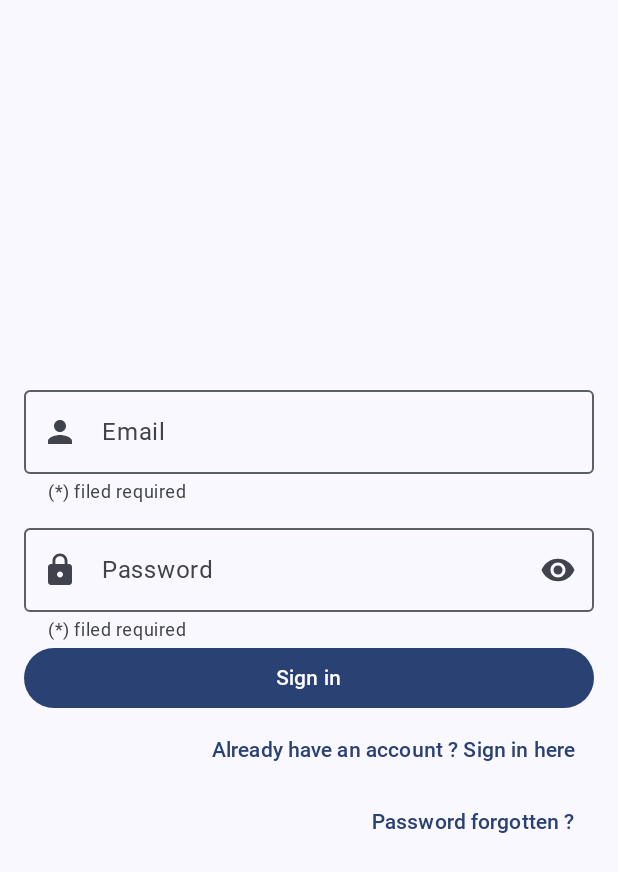
After one commit to MickaelBRENOIT/PokeCraftLab, an Android app built with Jetpack Compose: the composable SignInScreen shown on its own in the app's theme, on a phone screen of 412 x 824 dp. The commit adds this screen. Shown: the top 872 px of the screen. Run offline under Robolectric (Android 15) with nearby library versions, the phone set to English and light mode, and no system bars; our stand-ins replace Dagger/Hilt's generated code.

Commit message:
[+] Add SignIn Screen with no logic attached yet

```diff
--- a/app/build.gradle.kts
+++ b/app/build.gradle.kts
@@ -91,7 +91,11 @@ dependencies {
     // Navigation
     val navigationVersion = "2.5.3"
     implementation("androidx.navigation:navigation-compose:$navigationVersion")
+    implementation("androidx.hilt:hilt-navigation-compose:1.1.0")
     androidTestImplementation("androidx.navigation:navigation-testing:$navigationVersion")
+
+    // Compose (more icons)
+    implementation("androidx.compose.material:material-icons-extended")
 }
 
 // Allow references to generated code
--- /dev/null
+++ b/app/src/main/java/com/mickaelbrenoit/pokecraftlab/authentication/signin/ui/SignInScreen.kt
@@ -0,0 +1,143 @@
+package com.mickaelbrenoit.pokecraftlab.authentication.signin.ui
+
+import androidx.compose.foundation.layout.Arrangement
+import androidx.compose.foundation.layout.Column
+import androidx.compose.foundation.layout.Spacer
+import androidx.compose.foundation.layout.fillMaxSize
+import androidx.compose.foundation.layout.fillMaxWidth
+import androidx.compose.foundation.layout.height
+import androidx.compose.foundation.layout.padding
+import androidx.compose.material.icons.Icons
+import androidx.compose.material.icons.filled.Clear
+import androidx.compose.material.icons.filled.Lock
+import androidx.compose.material.icons.filled.Person
+import androidx.compose.material.icons.filled.Visibility
+import androidx.compose.material.icons.filled.VisibilityOff
+import androidx.compose.material3.Button
+import androidx.compose.material3.ExperimentalMaterial3Api
+import androidx.compose.material3.Icon
+import androidx.compose.material3.IconButton
+import androidx.compose.material3.OutlinedTextField
+import androidx.compose.material3.Text
+import androidx.compose.material3.TextButton
+import androidx.compose.runtime.Composable
+import androidx.compose.runtime.getValue
+import androidx.compose.runtime.mutableStateOf
+import androidx.compose.runtime.saveable.rememberSaveable
+import androidx.compose.runtime.setValue
+import androidx.compose.ui.Alignment
+import androidx.compose.ui.Modifier
+import androidx.compose.ui.res.stringResource
+import androidx.compose.ui.unit.dp
+import androidx.hilt.navigation.compose.hiltViewModel
+import androidx.navigation.NavController
+import com.mickaelbrenoit.pokecraftlab.R
+
+@OptIn(ExperimentalMaterial3Api::class)
+@Composable
+fun SignInScreen(
+    navController: NavController,
+    viewModel: SignInViewModel = hiltViewModel()
+) {
+    Column(
+        modifier = Modifier
+            .fillMaxSize()
+            .padding(16.dp),
+        horizontalAlignment = Alignment.CenterHorizontally,
+        verticalArrangement = Arrangement.Center
+    ) {
+
+        val uiState by viewModel.uiState
+
+        var isPasswordVisible by rememberSaveable {
+            mutableStateOf(true)
+        }
+
+        OutlinedTextField(
+            value = uiState.email,
+            onValueChange = viewModel::onEmailChange,
+            placeholder = {
+                Text(text = stringResource(id = R.string.authentication_email_placeholder))
+            },
+            label = {
+                Text(text = stringResource(id = R.string.authentication_email_label))
+            },
+            isError = !uiState.isEmailValid,
+            supportingText = {
+                if (uiState.isEmailValid) {
+                    Text(text = stringResource(id = R.string.authentication_required_field_supported_text))
+                } else {
+                    Text(text = stringResource(id = R.string.authentication_email_supported_text))
+                }
+            },
+            leadingIcon = {
+                Icon(imageVector = Icons.Filled.Person, contentDescription = stringResource(id = R.string.authentication_email_leading_icon_description))
+            },
+            trailingIcon = {
+                if (uiState.email.isNotEmpty()) {
+                    IconButton(onClick = viewModel::onEmailClear) {
+                        Icon(imageVector = Icons.Filled.Clear, contentDescription = stringResource(
+                            id = R.string.authentication_email_trailing_icon_description
+                        ))
+                    }
+                }
+            },
+            singleLine = true,
+            modifier = Modifier.fillMaxWidth()
+        )
+
+        Spacer(modifier = Modifier.height(8.dp))
+
+        OutlinedTextField(
+            value = uiState.password,
+            onValueChange = viewModel::onPasswordChange,
+            placeholder = {
+                Text(text = stringResource(id = R.string.authentication_password_placeholder))
+            },
+            label = {
+                Text(text = stringResource(id = R.string.authentication_password_label))
+            },
+            isError = !uiState.isPasswordValid,
+            supportingText = {
+                if (uiState.isPasswordValid) {
+                    Text(text = stringResource(id = R.string.authentication_required_field_supported_text))
+                } else {
+                    Text(text = stringResource(id = R.string.authentication_password_supported_text))
+                }
+            },
+            leadingIcon = {
+                Icon(imageVector = Icons.Filled.Lock, contentDescription = stringResource(id = R.string.authentication_email_leading_icon_description))
+            },
+            trailingIcon = {
+                IconButton(onClick = { isPasswordVisible = !isPasswordVisible }) {
+                    val visibilityIcon = if (isPasswordVisible) Icons.Filled.Visibility else Icons.Filled.VisibilityOff
+                    val descriptionIcon = if (isPasswordVisible) stringResource(id = R.string.authentication_password_trailing_icon_activated_description) else stringResource(
+                        id = R.string.authentication_password_trailing_icon_deactivated_description
+                    )
+                    Icon(imageVector = visibilityIcon, contentDescription = descriptionIcon)
+                }
+            },
+            singleLine = true,
+            modifier = Modifier.fillMaxWidth()
+        )
+
+        Button(
+            onClick = { /*TODO*/ },
+            modifier = Modifier.fillMaxWidth()
+        ) {
+            Text(text = stringResource(id = R.string.authentication_signin_button))
+        }
+
+        TextButton(
+            onClick = { /*TODO*/ },
+            modifier = Modifier.align(Alignment.End)) {
+            Text(text = stringResource(id = R.string.authentication_signup_textbutton))
+        }
+
+        TextButton(
+            onClick = { /*TODO*/ },
+            modifier = Modifier.align(Alignment.End)) {
+            Text(text = stringResource(id = R.string.authentication_forget_password_textbutton))
+        }
+    }
+}
--- /dev/null
+++ b/app/src/main/java/com/mickaelbrenoit/pokecraftlab/authentication/signin/ui/SignInUiState.kt
@@ -0,0 +1,8 @@
+package com.mickaelbrenoit.pokecraftlab.authentication.signin.ui
+
+data class SignInUiState(
+    val email: String = "",
+    val isEmailValid: Boolean = true,
+    val password: String = "",
+    val isPasswordValid: Boolean = true
+)
--- /dev/null
+++ b/app/src/main/java/com/mickaelbrenoit/pokecraftlab/core/helpers/HelpersModule.kt
@@ -0,0 +1,20 @@
+package com.mickaelbrenoit.pokecraftlab.core.helpers
+
+import android.content.Context
+import dagger.Module
+import dagger.Provides
+import dagger.hilt.InstallIn
+import dagger.hilt.android.components.ViewModelComponent
+import dagger.hilt.android.qualifiers.ApplicationContext
+import dagger.hilt.android.scopes.ViewModelScoped
+
+@Module
+@InstallIn(ViewModelComponent::class)
+object HelpersModule {
+
+    @Provides
+    @ViewModelScoped
+    fun provideResourceProvider(@ApplicationContext context: Context): ResourceProvider {
+        return ResourceProviderImpl(context)
+    }
+}
--- /dev/null
+++ b/app/src/main/java/com/mickaelbrenoit/pokecraftlab/core/helpers/ResourceProvider.kt
@@ -0,0 +1,7 @@
+package com.mickaelbrenoit.pokecraftlab.core.helpers
+
+import androidx.annotation.StringRes
+
+interface ResourceProvider {
+    fun getResString(@StringRes id: Int): String
+}
--- /dev/null
+++ b/app/src/main/java/com/mickaelbrenoit/pokecraftlab/core/helpers/ResourceProviderImpl.kt
@@ -0,0 +1,12 @@
+package com.mickaelbrenoit.pokecraftlab.core.helpers
+
+import android.content.Context
+import javax.inject.Inject
+
+class ResourceProviderImpl @Inject constructor(
+    private val context: Context
+) : ResourceProvider {
+    override fun getResString(id: Int): String {
+        return context.getString(id)
+    }
+}
--- a/app/src/main/res/values/strings.xml
+++ b/app/src/main/res/values/strings.xml
@@ -1,3 +1,27 @@
 <resources>
     <string name="app_name">PokeCraftLab</string>
+
+    <!-- Authentication -->
+    <string name="authentication_email_label">Email</string>
+    <string name="authentication_password_label">Password</string>
+    <string name="authentication_repeat_password_label">Repeat password</string>
+    <string name="authentication_email_placeholder">Enter your email</string>
+    <string name="authentication_password_placeholder">Enter your password</string>
+    <string name="authentication_repeat_password_placeholder">Confirm password</string>
+    <string name="authentication_email_leading_icon_description">Email</string>
+    <string name="authentication_email_trailing_icon_description">Clear Email</string>
+    <string name="authentication_password_leading_icon_description">Password</string>
+    <string name="authentication_password_trailing_icon_activated_description">Password visibility on</string>
+    <string name="authentication_password_trailing_icon_deactivated_description">Password visibility off</string>
+    <string name="authentication_signin_button">Sign in</string>
+    <string name="authentication_signup_button">Sign up</string>
+    <string name="authentication_forget_password_button">Recover my password</string>
+    <string name="authentication_signin_textbutton">Don\'t have an account ? Sign up here</string>
+    <string name="authentication_signup_textbutton">Already have an account ? Sign in here</string>
+    <string name="authentication_forget_password_textbutton">Password forgotten ?</string>
+    <string name="authentication_required_field_supported_text">(*) filed required</string>
+    <string name="authentication_email_supported_text">Email is invalid</string>
+    <string name="authentication_password_supported_text">Password is invalid</string>
+    <string name="authentication_confirm_password_supported_text">Password does not match</string>
+
 </resources>
```
Also changed, not shown: app/src/main/java/com/mickaelbrenoit/pokecraftlab/MainActivity.kt (+6 -3 lines), app/src/main/java/com/mickaelbrenoit/pokecraftlab/authentication/signin/ui/SignInViewModel.kt (added, +69 -0 lines), app/src/main/java/com/mickaelbrenoit/pokecraftlab/core/helpers/ValidationForm.kt (added, +22 -0 lines).
